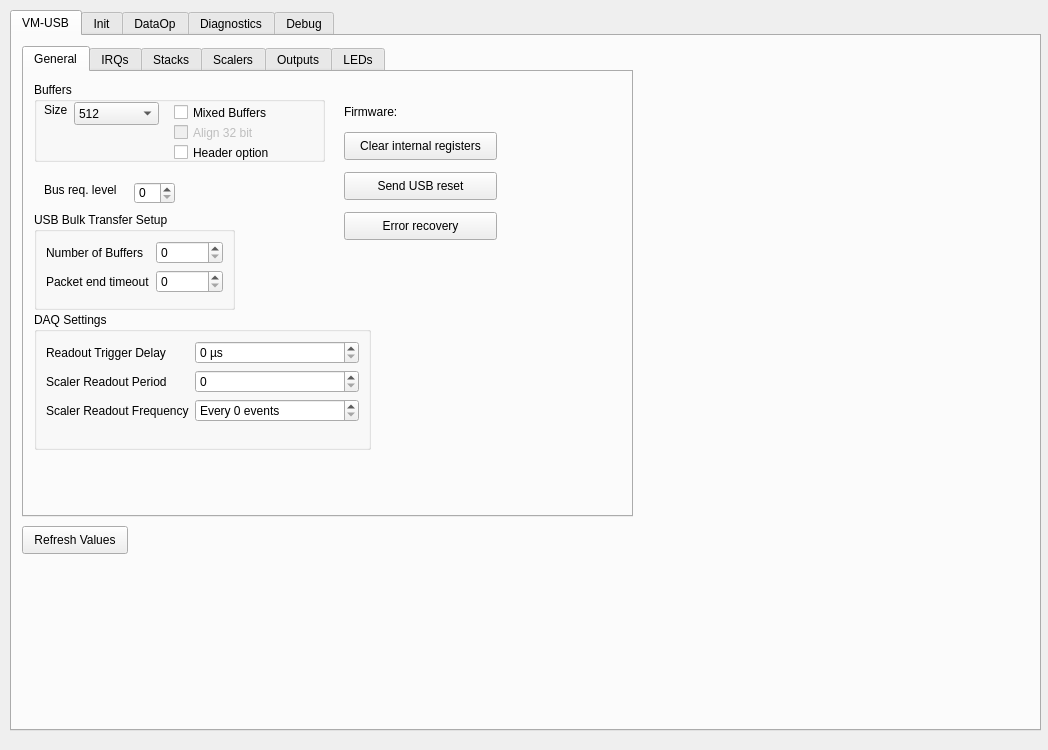
First picture: the form in mvmecontrol.ui, repository flueke/mvme, before the edit.
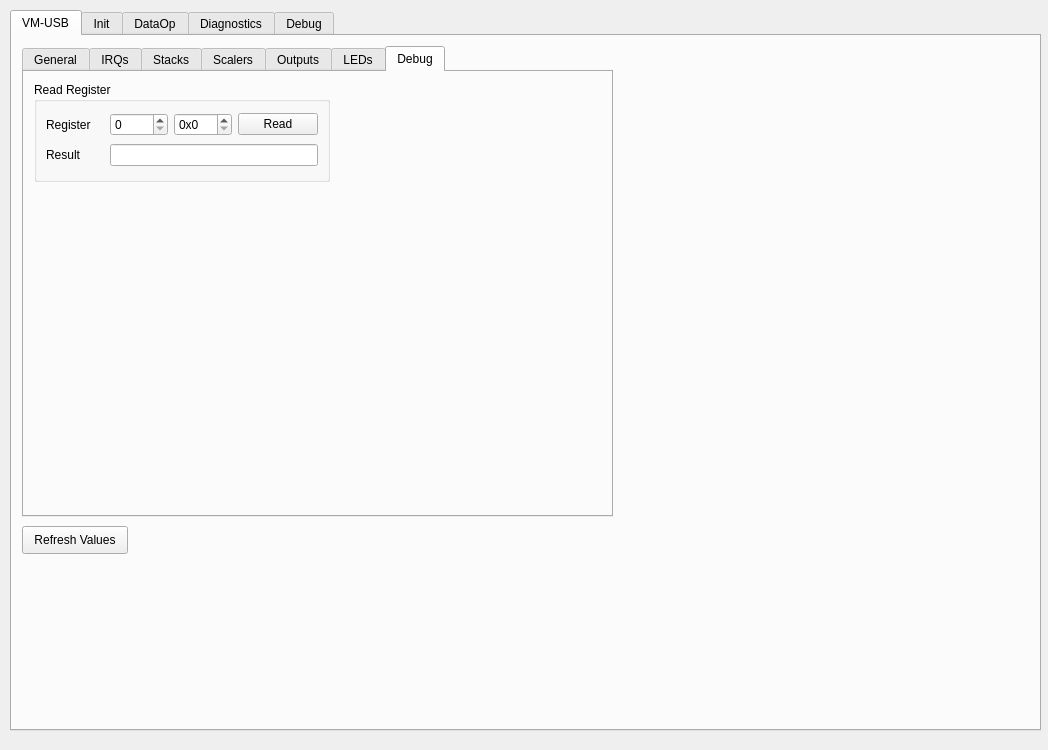
Second picture: the form after the edit. The open tabs and pages were chosen to show the change.

The edit to the form file:
```diff
--- a/mvmecontrol.ui
+++ b/mvmecontrol.ui
@@ -34,7 +34,7 @@
       <rect>
        <x>10</x>
        <y>10</y>
-       <width>611</width>
+       <width>591</width>
        <height>471</height>
       </rect>
      </property>
@@ -892,6 +892,80 @@
        <string>LEDs</string>
       </attribute>
      </widget>
+     <widget class="QWidget" name="tab_7">
+      <attribute name="title">
+       <string>Debug</string>
+      </attribute>
+      <widget class="QGroupBox" name="groupBox_21">
+       <property name="geometry">
+        <rect>
+         <x>10</x>
+         <y>10</y>
+         <width>296</width>
+         <height>100</height>
+        </rect>
+       </property>
+       <property name="title">
+        <string>Read Register</string>
+       </property>
+       <layout class="QGridLayout" name="gridLayout">
+        <item row="0" column="0">
+         <widget class="QLabel" name="label_48">
+          <property name="text">
+           <string>Register</string>
+          </property>
+         </widget>
+        </item>
+        <item row="0" column="1">
+         <widget class="QSpinBox" name="spin_RegDec">
+          <property name="maximum">
+           <number>255</number>
+          </property>
+          <property name="singleStep">
+           <number>4</number>
+          </property>
+         </widget>
+        </item>
+        <item row="0" column="2">
+         <widget class="QSpinBox" name="spin_RegHex">
+          <property name="prefix">
+           <string>0x</string>
+          </property>
+          <property name="maximum">
+           <number>255</number>
+          </property>
+          <property name="singleStep">
+           <number>4</number>
+          </property>
+          <property name="displayIntegerBase">
+           <number>16</number>
+          </property>
+         </widget>
+        </item>
+        <item row="0" column="3">
+         <widget class="QPushButton" name="pb_readRegister">
+          <property name="text">
+           <string>Read</string>
+          </property>
+         </widget>
+        </item>
+        <item row="1" column="0">
+         <widget class="QLabel" name="label_49">
+          <property name="text">
+           <string>Result</string>
+          </property>
+         </widget>
+        </item>
+        <item row="1" column="1" colspan="3">
+         <widget class="QLineEdit" name="le_readRegisterResult">
+          <property name="readOnly">
+           <bool>true</bool>
+          </property>
+         </widget>
+        </item>
+       </layout>
+      </widget>
+     </widget>
     </widget>
     <widget class="QPushButton" name="pb_refreshValues">
      <property name="geometry">
```
Left out of the diff: 2 changed lines with no effect on the pictures.
